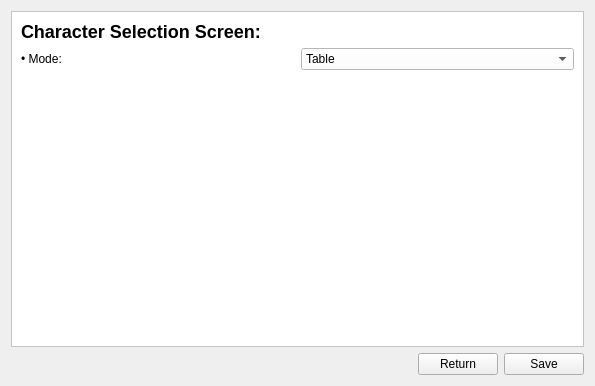
First picture: the form in forms/configurationscreen.ui, repository SamuelPossamai/SimpleGameOfMine, before the edit.
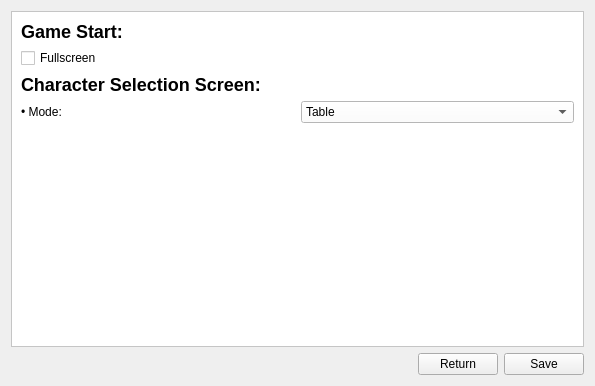
Second picture: the form after the edit.

What changed in the file:
```diff
--- a/forms/configurationscreen.ui
+++ b/forms/configurationscreen.ui
@@ -35,6 +35,24 @@
        </rect>
       </property>
       <layout class="QVBoxLayout" name="verticalLayout">
+       <item>
+        <widget class="QLabel" name="label_3">
+         <property name="text">
+          <string>&lt;h2&gt;&lt;b&gt;Game Start:&lt;/b&gt;&lt;/h2&gt;</string>
+         </property>
+        </widget>
+       </item>
+       <item>
+        <layout class="QGridLayout" name="gridLayout_3">
+         <item row="0" column="0">
+          <widget class="QCheckBox" name="windowFullscreenCheckBox">
+           <property name="text">
+            <string>Fullscreen</string>
+           </property>
+          </widget>
+         </item>
+        </layout>
+       </item>
        <item>
         <widget class="QLabel" name="label">
          <property name="text">
```
